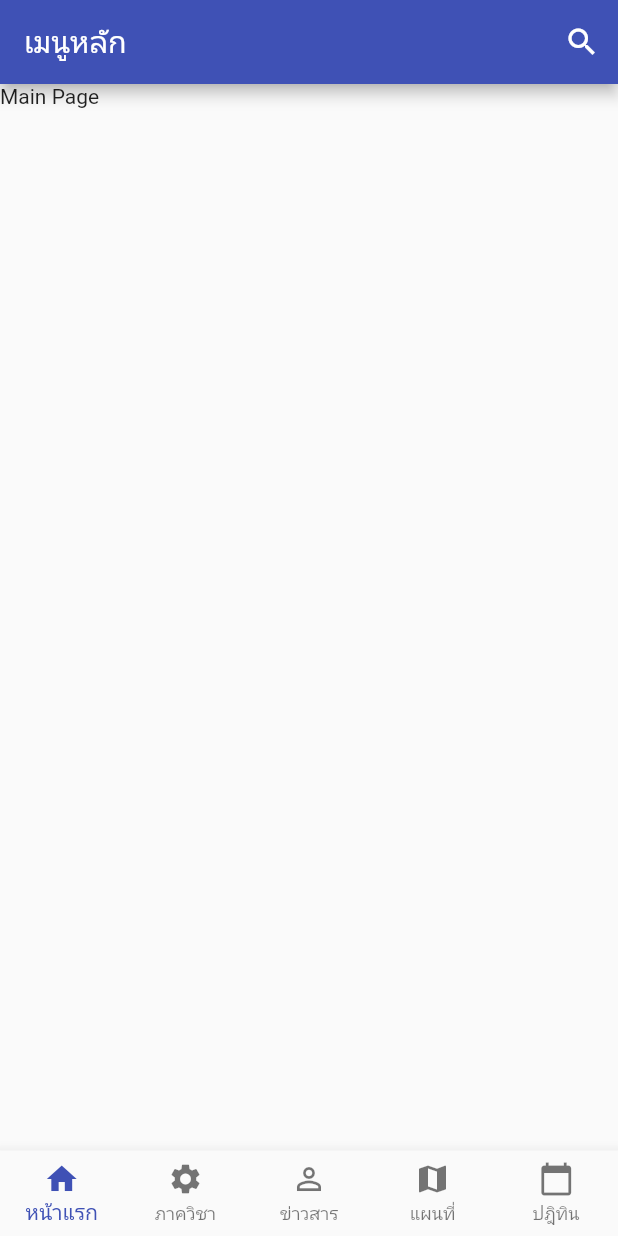
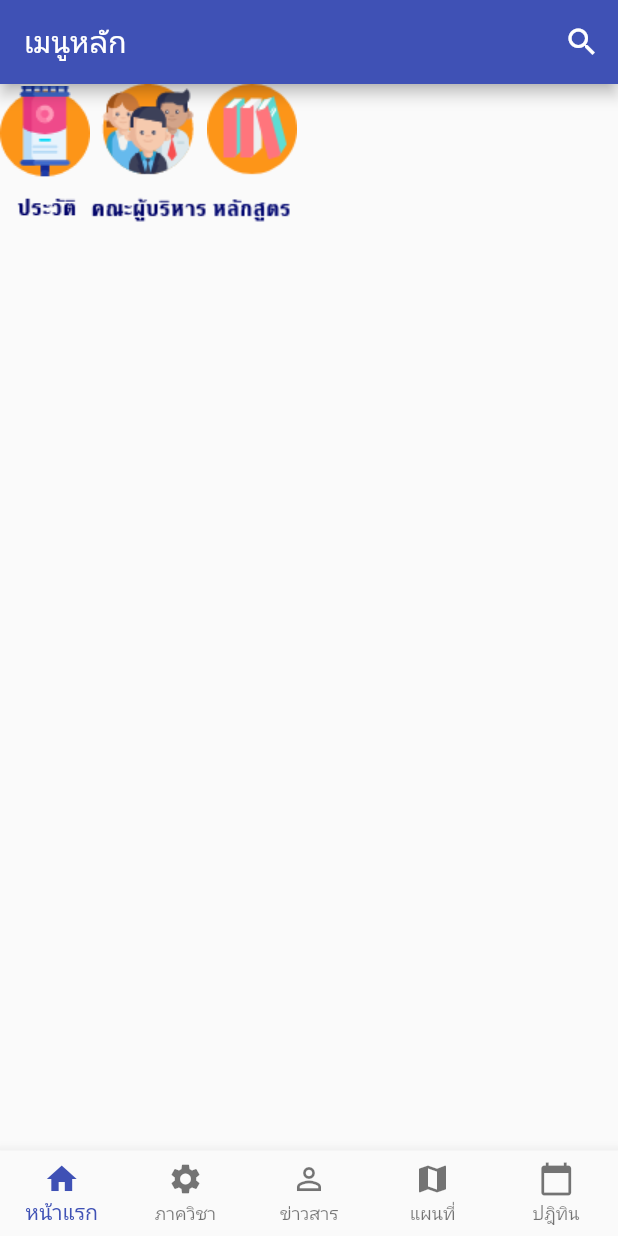
Before and after one commit to masterUNG/UngCitkutub, a Flutter app: the screen it shows after launch, on a phone screen of 412 x 824 dp. Run offline on Flutter 3.47's test engine with Material 2 defaults, Android fonts, the phone set to English and light mode, and no system bars.

Commit message:
before Lunch

```diff
--- a/lib/widget/main_page.dart
+++ b/lib/widget/main_page.dart
@@ -1,5 +1,4 @@
 import 'package:flutter/material.dart';
-
 
 class MainPage extends StatefulWidget {
   @override
@@ -9,8 +8,10 @@ class MainPage extends StatefulWidget {
 class _MainPageState extends State<MainPage> {
   @override
   Widget build(BuildContext context) {
-    return Text(
-      'Main Page'
+    return Row(
+      children: <Widget>[createItem('item1'), createItem('item2'),createItem('item3')],
     );
   }
+
+  Image createItem(String nameImage) => Image.asset('images/$nameImage.png');
 }
--- a/pubspec.yaml
+++ b/pubspec.yaml
@@ -45,8 +45,8 @@ flutter:
   uses-material-design: true
 
   # To add assets to your application, add an assets section, like this:
-  # assets:
-  #   - images/a_dot_burr.jpeg
+  assets:
+    - images/
   #   - images/a_dot_ham.jpeg
 
   # An image asset can refer to one or more resolution-specific "variants", see
```
Also changed, not shown: images/item1.png (added), images/item2.png (added), images/item3.png (added), images/item4.png (added), images/item5.png (added).
